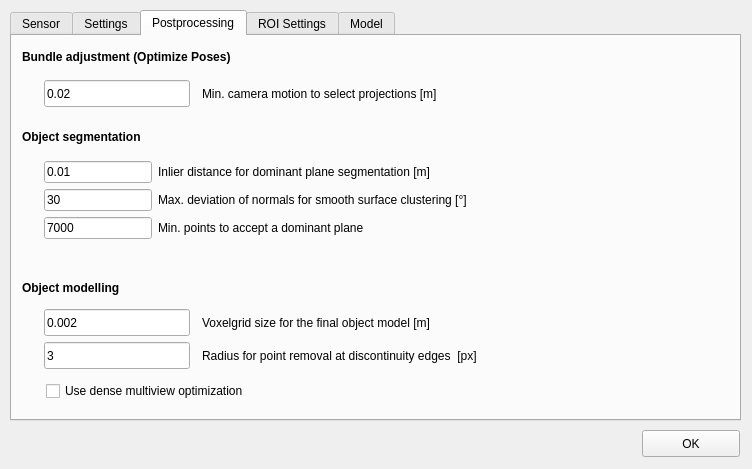
The window that apps/RTMT/params.ui (ThoMut/v4r) describes before a commit, drawn with Qt 5.
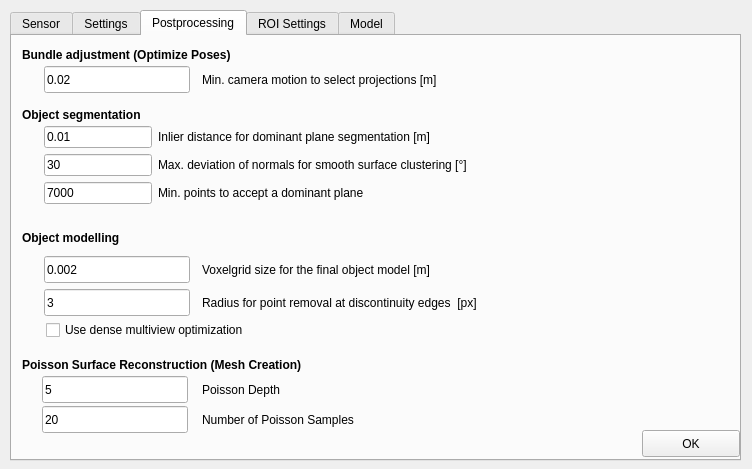
The same window after the commit.

Commit message: added creat mesh button

What changed in the file:
```diff
--- a/apps/RTMT/params.ui
+++ b/apps/RTMT/params.ui
@@ -19,7 +19,7 @@
      <x>10</x>
      <y>10</y>
      <width>731</width>
-     <height>411</height>
+     <height>451</height>
     </rect>
    </property>
    <property name="currentIndex">
@@ -282,7 +282,7 @@
      <property name="geometry">
       <rect>
        <x>10</x>
-       <y>12</y>
+       <y>10</y>
        <width>281</width>
        <height>17</height>
       </rect>
@@ -301,7 +301,7 @@
      <property name="geometry">
       <rect>
        <x>10</x>
-       <y>92</y>
+       <y>70</y>
        <width>281</width>
        <height>17</height>
       </rect>
@@ -320,7 +320,7 @@
      <property name="geometry">
       <rect>
        <x>32</x>
-       <y>44</y>
+       <y>30</y>
        <width>146</width>
        <height>27</height>
       </rect>
@@ -333,7 +333,7 @@
      <property name="geometry">
       <rect>
        <x>190</x>
-       <y>44</y>
+       <y>30</y>
        <width>402</width>
        <height>27</height>
       </rect>
@@ -346,7 +346,7 @@
      <property name="geometry">
       <rect>
        <x>10</x>
-       <y>243</y>
+       <y>193</y>
        <width>281</width>
        <height>17</height>
       </rect>
@@ -365,7 +365,7 @@
      <property name="geometry">
       <rect>
        <x>32</x>
-       <y>273</y>
+       <y>220</y>
        <width>146</width>
        <height>27</height>
       </rect>
@@ -378,7 +378,7 @@
      <property name="geometry">
       <rect>
        <x>190</x>
-       <y>273</y>
+       <y>220</y>
        <width>402</width>
        <height>27</height>
       </rect>
@@ -391,7 +391,7 @@
      <property name="geometry">
       <rect>
        <x>32</x>
-       <y>125</y>
+       <y>90</y>
        <width>581</width>
        <height>95</height>
       </rect>
@@ -445,7 +445,7 @@
      <property name="geometry">
       <rect>
        <x>34</x>
-       <y>344</y>
+       <y>283</y>
        <width>281</width>
        <height>22</height>
       </rect>
@@ -458,7 +458,7 @@
      <property name="geometry">
       <rect>
        <x>190</x>
-       <y>306</y>
+       <y>253</y>
        <width>402</width>
        <height>27</height>
       </rect>
@@ -471,7 +471,7 @@
      <property name="geometry">
       <rect>
        <x>32</x>
-       <y>306</y>
+       <y>253</y>
        <width>146</width>
        <height>27</height>
       </rect>
@@ -480,6 +480,77 @@
       <string>3</string>
      </property>
     </widget>
+    <widget class="QLabel" name="label_21">
+     <property name="geometry">
+      <rect>
+       <x>10</x>
+       <y>320</y>
+       <width>401</width>
+       <height>17</height>
+      </rect>
+     </property>
+     <property name="font">
+      <font>
+       <weight>75</weight>
+       <bold>true</bold>
+      </font>
+     </property>
+     <property name="text">
+      <string>Poisson Surface Reconstruction (Mesh Creation)</string>
+     </property>
+    </widget>
+    <widget class="QLineEdit" name="poissonDepth">
+     <property name="geometry">
+      <rect>
+       <x>30</x>
+       <y>340</y>
+       <width>146</width>
+       <height>27</height>
+      </rect>
+     </property>
+     <property name="text">
+      <string>5</string>
+     </property>
+    </widget>
+    <widget class="QLineEdit" name="poissonNrSamples">
+     <property name="geometry">
+      <rect>
+       <x>30</x>
+       <y>370</y>
+       <width>146</width>
+       <height>27</height>
+      </rect>
+     </property>
+     <property name="text">
+      <string>20</string>
+     </property>
+    </widget>
+    <widget class="QLabel" name="label_22">
+     <property name="geometry">
+      <rect>
+       <x>190</x>
+       <y>340</y>
+       <width>402</width>
+       <height>27</height>
+      </rect>
+     </property>
+     <property name="text">
+      <string>Poisson Depth</string>
+     </property>
+    </widget>
+    <widget class="QLabel" name="label_23">
+     <property name="geometry">
+      <rect>
+       <x>190</x>
+       <y>370</y>
+       <width>402</width>
+       <height>27</height>
+      </rect>
+     </property>
+     <property name="text">
+      <string>Number of Poisson Samples</string>
+     </property>
+    </widget>
    </widget>
    <widget class="QWidget" name="tab_5">
     <attribute name="title">
```
The commit also changes 29 other files.
